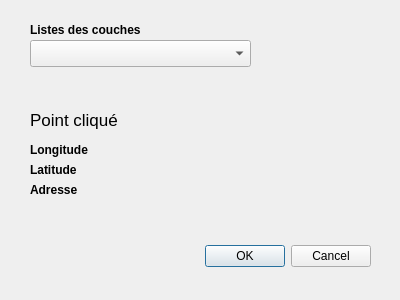
alexisnataf/ExtQgis, file extension_alexis_dialog_base.ui: the form before one commit.
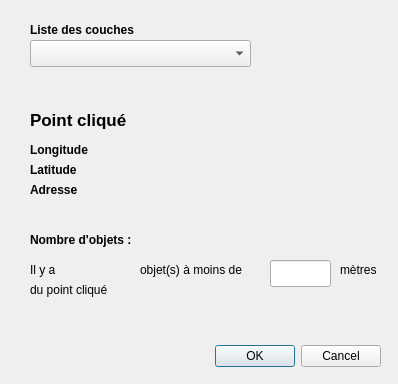
The form after the commit.

Commit message: us-4-metres

```diff
--- a/extension_alexis_dialog_base.ui
+++ b/extension_alexis_dialog_base.ui
@@ -6,8 +6,8 @@
    <rect>
     <x>0</x>
     <y>0</y>
-    <width>400</width>
-    <height>300</height>
+    <width>398</width>
+    <height>384</height>
    </rect>
   </property>
   <property name="windowTitle">
@@ -16,8 +16,8 @@
   <widget class="QDialogButtonBox" name="button_box">
    <property name="geometry">
     <rect>
-     <x>30</x>
-     <y>240</y>
+     <x>40</x>
+     <y>340</y>
      <width>341</width>
      <height>32</height>
     </rect>
@@ -55,7 +55,7 @@
     </font>
    </property>
    <property name="text">
-    <string>Listes des couches</string>
+    <string>Liste des couches</string>
    </property>
   </widget>
   <widget class="QLabel" name="label_2">
@@ -70,6 +70,8 @@
    <property name="font">
     <font>
      <pointsize>13</pointsize>
+     <weight>75</weight>
+     <bold>true</bold>
      <underline>false</underline>
     </font>
    </property>
@@ -177,8 +179,8 @@
     <rect>
      <x>100</x>
      <y>180</y>
-     <width>261</width>
-     <height>51</height>
+     <width>301</width>
+     <height>41</height>
     </rect>
    </property>
    <property name="text">
@@ -188,6 +190,106 @@
     <bool>true</bool>
    </property>
   </widget>
+  <widget class="QLabel" name="label_6">
+   <property name="geometry">
+    <rect>
+     <x>30</x>
+     <y>230</y>
+     <width>131</width>
+     <height>19</height>
+    </rect>
+   </property>
+   <property name="font">
+    <font>
+     <weight>75</weight>
+     <bold>true</bold>
+    </font>
+   </property>
+   <property name="text">
+    <string>Nombre d'objets : </string>
+   </property>
+  </widget>
+  <widget class="QLabel" name="label_7">
+   <property name="geometry">
+    <rect>
+     <x>30</x>
+     <y>260</y>
+     <width>31</width>
+     <height>19</height>
+    </rect>
+   </property>
+   <property name="text">
+    <string>Il y a </string>
+   </property>
+  </widget>
+  <widget class="QLabel" name="objets">
+   <property name="geometry">
+    <rect>
+     <x>70</x>
+     <y>260</y>
+     <width>61</width>
+     <height>19</height>
+    </rect>
+   </property>
+   <property name="font">
+    <font>
+     <weight>75</weight>
+     <bold>true</bold>
+    </font>
+   </property>
+   <property name="text">
+    <string/>
+   </property>
+  </widget>
+  <widget class="QLabel" name="label_9">
+   <property name="geometry">
+    <rect>
+     <x>140</x>
+     <y>260</y>
+     <width>131</width>
+     <height>19</height>
+    </rect>
+   </property>
+   <property name="text">
+    <string>objet(s) à moins de</string>
+   </property>
+  </widget>
+  <widget class="QLineEdit" name="metres">
+   <property name="geometry">
+    <rect>
+     <x>270</x>
+     <y>260</y>
+     <width>61</width>
+     <height>27</height>
+    </rect>
+   </property>
+  </widget>
+  <widget class="QLabel" name="label_8">
+   <property name="geometry">
+    <rect>
+     <x>340</x>
+     <y>260</y>
+     <width>51</width>
+     <height>19</height>
+    </rect>
+   </property>
+   <property name="text">
+    <string>mètres</string>
+   </property>
+  </widget>
+  <widget class="QLabel" name="label_10">
+   <property name="geometry">
+    <rect>
+     <x>30</x>
+     <y>280</y>
+     <width>111</width>
+     <height>19</height>
+    </rect>
+   </property>
+   <property name="text">
+    <string>du point cliqué</string>
+   </property>
+  </widget>
  </widget>
  <resources/>
  <connections>
```
The commit also changes 2 other files.
